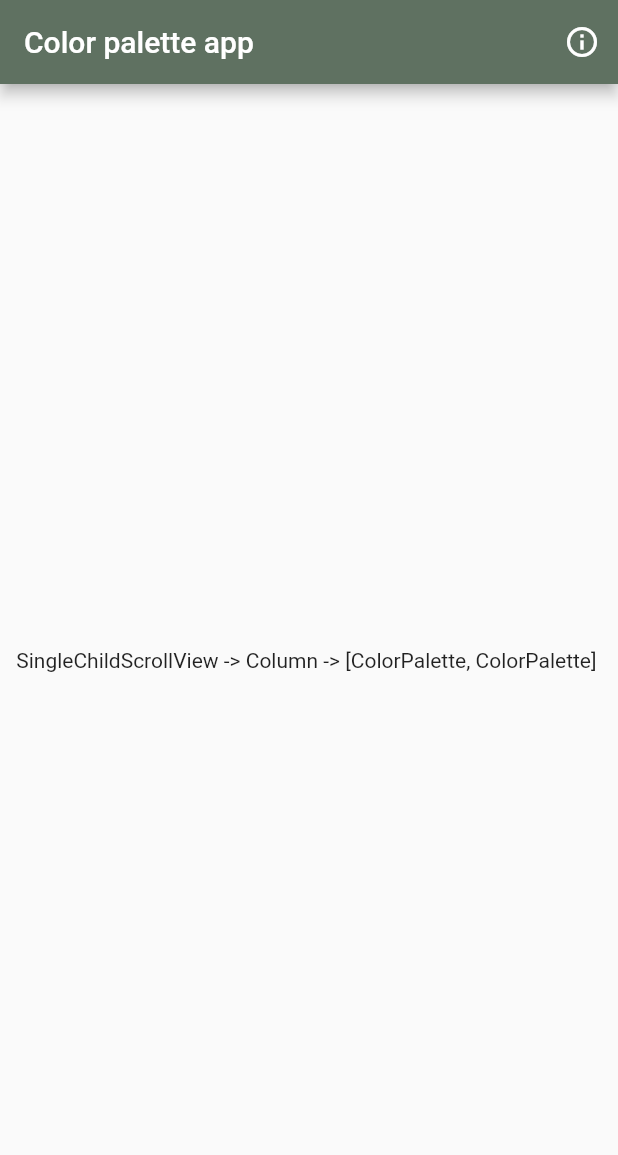
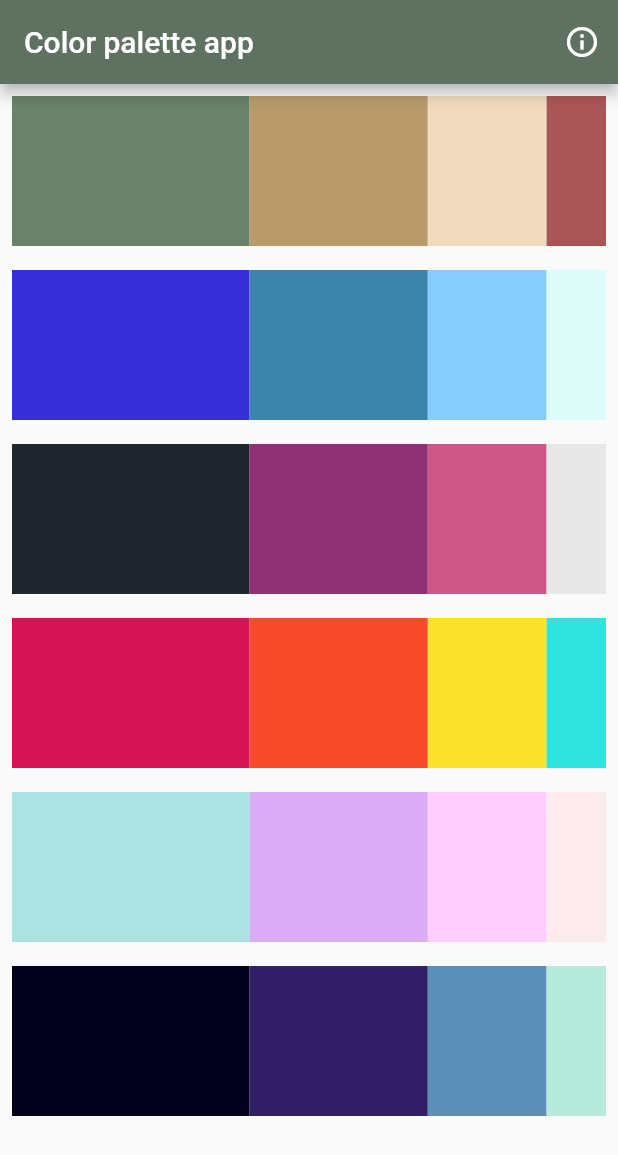
Before and after one commit to djulioj/f_color_palette_template, a Flutter app: the screen it shows after launch, on a phone screen of 412 x 824 dp. Shown: the top 1155 px of the screen. Run offline on Flutter 3.47's test engine with Material 2 defaults, Android fonts, the phone set to English and light mode, and no system bars; our stand-ins replace get, loggy.

Commit message:
Palette color, files and columns

```diff
--- a/lib/ui/pages/color_selection_page.dart
+++ b/lib/ui/pages/color_selection_page.dart
@@ -21,13 +21,51 @@ class ColorSelectionPage extends StatelessWidget {
         appBar: AppBar(
           title: const Text('Color palette app'),
           actions: [
-            IconButton(onPressed: showDialog, icon: Icon(Icons.info_outline))
+            IconButton(
+                onPressed: showDialog, icon: const Icon(Icons.info_outline))
           ],
         ),
         // https://colorhunt.co/
-        body: (const Center(
-          child: Text(
-              "SingleChildScrollView -> Column -> [ColorPalette, ColorPalette] "),
+        body: SafeArea(
+            child: SingleChildScrollView(
+          child: Column(children: [
+            ColorPalette(
+                baseColor1: '698269',
+                baseColor2: 'B99B6B',
+                baseColor3: 'F1DBBF',
+                baseColor4: 'AA5656',
+                callback: showColor),
+            ColorPalette(
+                baseColor1: '362FD9',
+                baseColor2: '3C84AB',
+                baseColor3: '85CDFD',
+                baseColor4: 'DEFCF9',
+                callback: showColor),
+            ColorPalette(
+                baseColor1: '20262E',
+                baseColor2: '913175',
+                baseColor3: 'CD5888',
+                baseColor4: 'E9E8E8',
+                callback: showColor),
+            ColorPalette(
+                baseColor1: 'D61355',
+                baseColor2: 'F94A29',
+                baseColor3: 'FCE22A',
+                baseColor4: '30E3DF',
+                callback: showColor),
+            ColorPalette(
+                baseColor1: 'AAE3E2',
+                baseColor2: 'D9ACF5',
+                baseColor3: 'FFCEFE',
+                baseColor4: 'FDEBED',
+                callback: showColor),
+            ColorPalette(
+                baseColor1: '03001C',
+                baseColor2: '301E67',
+                baseColor3: '5B8FB9',
+                baseColor4: 'B6EADA',
+                callback: showColor),
+          ]),
         )));
   }
 
--- a/lib/ui/widgets/color_palette.dart
+++ b/lib/ui/widgets/color_palette.dart
@@ -2,11 +2,23 @@ import 'package:flutter/material.dart';
 import '../../utils/color_utils.dart';
 
 class ColorPalette extends StatelessWidget {
-  const ColorPalette({
-    Key? key,
-    // así se reciben en el constructor, por ejemplo
-    //required this.baseColor,
-  }) : super(key: key);
+  const ColorPalette(
+      {Key? key,
+      required this.baseColor1,
+      required this.baseColor2,
+      required this.baseColor3,
+      required this.baseColor4,
+      required this.callback
+      // así se reciben en el constructor, por ejemplo
+      //required this.baseColor,
+      })
+      : super(key: key);
+
+  final String baseColor1;
+  final String baseColor2;
+  final String baseColor3;
+  final String baseColor4;
+  final Function(String) callback;
 
   // atributos de la clase, por ejemplo
   //final String baseColor;
@@ -19,10 +31,47 @@ class ColorPalette extends StatelessWidget {
   Widget build(BuildContext context) {
     // padding para crear espacio alrededor del widget
     return Padding(
-      padding: const EdgeInsets.all(8.0),
-      // vamos a mostrar los elementos en un row
-      child: Text(
-          'Row -> [Expanded(flex: 4,GestureDetector(Container(height: 100, color: ColorUtils.FromHex(baseColor))) )]'),
-    );
+        padding: const EdgeInsets.all(8.0),
+        // vamos a mostrar los elementos en un row
+        child: Row(
+          children: [
+            Expanded(
+              flex: 4,
+              child: GestureDetector(
+                child: Container(
+                  height: 100,
+                  color: ColorUtils.FromHex(baseColor1),
+                ),
+              ),
+            ),
+            Expanded(
+              flex: 3,
+              child: GestureDetector(
+                child: Container(
+                  height: 100,
+                  color: ColorUtils.FromHex(baseColor2),
+                ),
+              ),
+            ),
+            Expanded(
+              flex: 2,
+              child: GestureDetector(
+                child: Container(
+                  height: 100,
+                  color: ColorUtils.FromHex(baseColor3),
+                ),
+              ),
+            ),
+            Expanded(
+              flex: 1,
+              child: GestureDetector(
+                child: Container(
+                  height: 100,
+                  color: ColorUtils.FromHex(baseColor4),
+                ),
+              ),
+            ),
+          ],
+        ));
   }
 }
```
Also changed, not shown: pubspec.lock.
